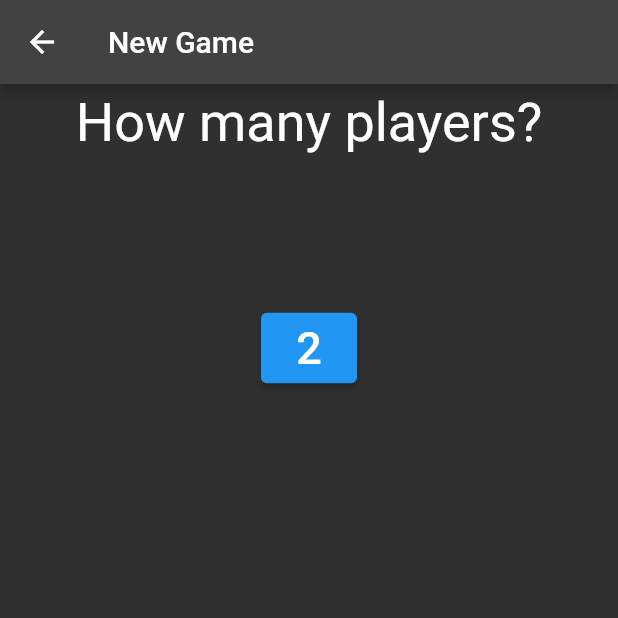
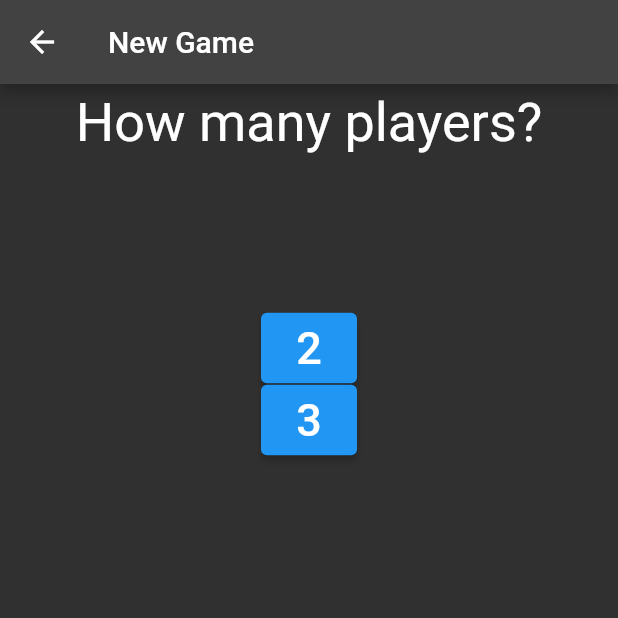
Before and after one commit to wrp94/Silicon, a Flutter app: the NewGame screen opened by its route, on a phone screen of 412 x 824 dp, the top half of it. Run offline on Flutter 3.47's test engine with Material 2 defaults, Android fonts, the phone set to English and light mode, and no system bars.

Commit message:
Added class for # of player selection buttons

```diff
--- a/lib/main.dart
+++ b/lib/main.dart
@@ -105,9 +105,6 @@ class NewGame extends StatefulWidget {
 }
 
 class _NewGameState extends State<NewGame> {
-  void _navigateToIconSelect() {
-    Navigator.of(context).pushNamed('/newGame/selectIcons');
-  }
 
   @override
   Widget build(BuildContext context) {
@@ -122,8 +119,8 @@ class _NewGameState extends State<NewGame> {
         right: false,
         child: Center(
           child: Column(
-            children: [
-              const Padding(
+            children: const [
+              Padding(
                 padding: EdgeInsets.all(5),
                 child: Text(
                   "How many players?",
@@ -132,23 +129,46 @@ class _NewGameState extends State<NewGame> {
                   ),
                 ),
               ),
-              const SizedBox(width: 200.0, height: 100.0),
-              ElevatedButton(
-                onPressed: (() {
-                  AppStateWidget.of(context)._data.numPlayers = 2;
-                  _navigateToIconSelect();
-                }),
-                child: const Padding(
-                  padding: EdgeInsets.all(6),
-                  child: Text(
-                    "2",
-                    style: TextStyle(
-                      fontSize: 30,
-                    ),
-                  ),
-                ),
-              ),
+              SizedBox(width: 200.0, height: 100.0),
+              PlayerButton(2),
+              PlayerButton(3),
             ],
+          ),
+        ),
+      ),
+    );
+  }
+}
+
+class PlayerButton extends StatefulWidget {
+  const PlayerButton(this.playerNumber, {Key? key}) : super(key: key);
+  final int playerNumber;
+
+  @override
+  State<PlayerButton> createState() => PlayerButtonState();
+}
+
+class PlayerButtonState extends State<PlayerButton> {
+  PlayerButtonState();
+
+  void _navigateToIconSelect(BuildContext context) {
+    Navigator.of(context).pushNamed('/newGame/selectIcons');
+  }
+
+  @override
+  Widget build(BuildContext context) {
+    var numPlayers = widget.playerNumber;
+    return ElevatedButton(
+      onPressed: () {
+        AppStateWidget.of(context)._data.numPlayers = numPlayers;
+        _navigateToIconSelect(context);
+      },
+      child: Padding(
+        padding: const EdgeInsets.all(6),
+        child: Text(
+          numPlayers.toString(),
+          style: const TextStyle(
+            fontSize: 30,
           ),
         ),
       ),
```
